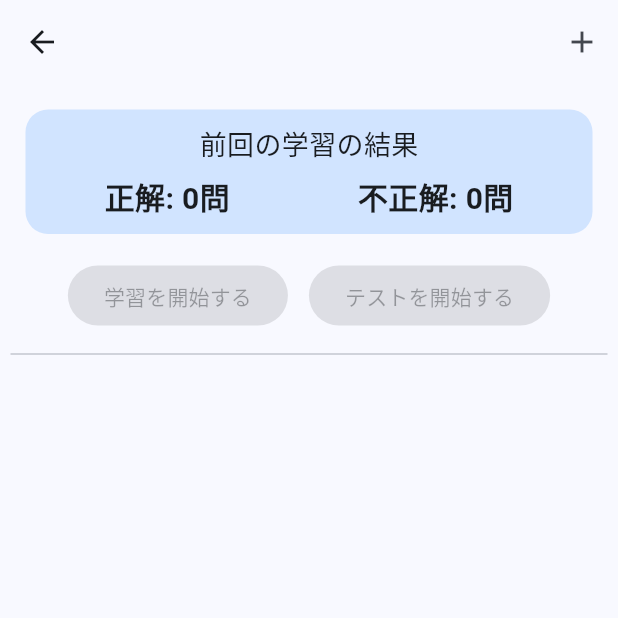
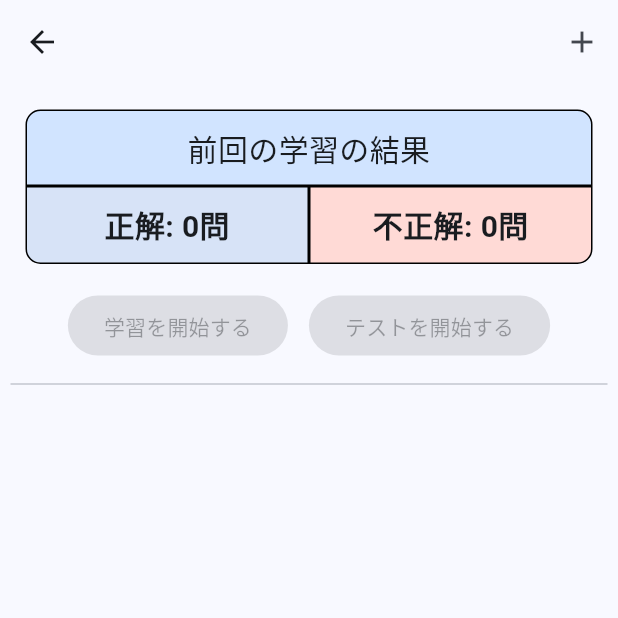
Before and after one commit to CoreNion/Leasy, a Flutter app: the SectionPage screen opened directly with empty values, on a phone screen of 412 x 824 dp, the top half of it. Run offline on Flutter 3.47's test engine with Material 2 defaults, Android fonts, the phone set to English and light mode, and no system bars; drawn by our look-alikes of dynamic_color; our stand-ins replace hooks_riverpod, modal_bottom_sheet, sqflite, sqflite_common_ffi; missing offline and left inert: flutter_picker, responsive_grid_list, status_alert; accounts and stored records are empty.

Commit message:
[section] スコアボードを実装

```diff
--- a/lib/pages/subject/section/overview.dart
+++ b/lib/pages/subject/section/overview.dart
@@ -20,6 +20,14 @@ class _SectionPageState extends ConsumerState<SectionPage> {
   final List<String> _questionListStr = <String>[];
   late List<MiQuestion> miQuestions;
   late Section section;
+
+  static const boardRadius = Radius.circular(10);
+  static const boardPadding = EdgeInsets.all(10.0);
+
+  static const scoreTextStyle = TextStyle(
+    fontSize: 20,
+    fontWeight: FontWeight.bold,
+  );
 
   @override
   void initState() {
@@ -66,17 +74,25 @@ class _SectionPageState extends ConsumerState<SectionPage> {
 
   @override
   Widget build(BuildContext context) {
+    final secInfo = widget.sectionInfo;
+
+    final colorScheme = Theme.of(context).colorScheme;
+    final isDarkMode = colorScheme.brightness == Brightness.dark;
+
+    final boardBorder =
+        Border.all(color: isDarkMode ? Colors.white : Colors.black);
+
     return Scaffold(
         appBar: AppBar(
-          title: Text(widget.sectionInfo.title),
+          title: Text(secInfo.title),
           actions: <Widget>[
             IconButton(
                 onPressed: ((() {
                   showBarModalBottomSheet(
                       context: context,
                       shape: shape,
-                      builder: (builder) => SectionManagePage(
-                          sectionID: widget.sectionInfo.tableID)).then(
+                      builder: (builder) =>
+                          SectionManagePage(sectionID: secInfo.tableID)).then(
                     (value) => updateList(value),
                   );
                 })),
@@ -88,40 +104,63 @@ class _SectionPageState extends ConsumerState<SectionPage> {
           child: SingleChildScrollView(
               child: Column(
             children: <Widget>[
-              Container(
-                margin: const EdgeInsets.all(10.0),
-                padding: const EdgeInsets.all(10.0),
-                decoration: BoxDecoration(
-                    color: Theme.of(context).colorScheme.primaryContainer,
-                    borderRadius: BorderRadius.circular(15)),
-                child: Column(
+              Column(
                 mainAxisAlignment: MainAxisAlignment.start,
                 crossAxisAlignment: CrossAxisAlignment.center,
                 children: <Widget>[
                   Container(
-                      margin: const EdgeInsets.only(bottom: 7.0),
+                    margin: const EdgeInsets.only(top: 10, left: 10, right: 10),
+                    padding: boardPadding,
+                    width: double.infinity,
+                    decoration: BoxDecoration(
+                        color: colorScheme.primaryContainer,
+                        border: boardBorder,
+                        borderRadius: const BorderRadius.only(
+                            topLeft: boardRadius, topRight: boardRadius)),
                     child: Text(
-                        "前回の${widget.sectionInfo.latestStudyMode == "test" ? "テスト" : "学習"}の結果",
-                        style: const TextStyle(fontSize: 18),
+                      "前回の${secInfo.latestStudyMode == "test" ? "テスト" : "学習"}の結果",
+                      style: const TextStyle(fontSize: 20),
+                      textAlign: TextAlign.center,
                     ),
                   ),
                   Row(
                     mainAxisAlignment: MainAxisAlignment.spaceAround,
                     children: <Widget>[
-                        Text(
-                          "正解: ${widget.sectionInfo.latestCorrect}問",
-                          style: const TextStyle(
-                              fontSize: 20, fontWeight: FontWeight.bold),
+                      Expanded(
+                          child: Container(
+                        margin: const EdgeInsets.only(bottom: 10, left: 10),
+                        padding: boardPadding,
+                        decoration: BoxDecoration(
+                          color: colorScheme.secondaryContainer,
+                          border: boardBorder,
+                          borderRadius:
+                              const BorderRadius.only(bottomLeft: boardRadius),
                         ),
-                        Text(
-                          "不正解: ${widget.sectionInfo.latestIncorrect}問",
-                          style: const TextStyle(
-                              fontSize: 20, fontWeight: FontWeight.bold),
+                        child: Text(
+                          "正解: ${secInfo.latestCorrect}問",
+                          style: scoreTextStyle,
+                          textAlign: TextAlign.center,
                         ),
+                      )),
+                      Expanded(
+                          child: Container(
+                        margin: const EdgeInsets.only(bottom: 10, right: 10),
+                        padding: boardPadding,
+                        decoration: BoxDecoration(
+                          color: colorScheme.errorContainer,
+                          border: boardBorder,
+                          borderRadius:
+                              const BorderRadius.only(bottomRight: boardRadius),
+                        ),
+                        child: Text(
+                          "不正解: ${secInfo.latestIncorrect}問",
+                          style: scoreTextStyle,
+                          textAlign: TextAlign.center,
+                        ),
+                      )),
                     ],
                   )
                 ],
-                ),
               ),
               Row(
                 mainAxisAlignment: MainAxisAlignment.center,
@@ -133,8 +172,8 @@ class _SectionPageState extends ConsumerState<SectionPage> {
                             ? () =>
                                 Navigator.of(context).push(MaterialPageRoute(
                                   builder: (context) => SectionStudyPage(
-                                    sectionID: widget.sectionInfo.tableID,
-                                    sectionTitle: widget.sectionInfo.title,
+                                    sectionID: secInfo.tableID,
+                                    sectionTitle: secInfo.title,
                                     miQuestions: miQuestions,
                                     testMode: false,
                                   ),
@@ -149,8 +188,8 @@ class _SectionPageState extends ConsumerState<SectionPage> {
                               ? () =>
                                   Navigator.of(context).push(MaterialPageRoute(
                                     builder: (context) => SectionStudyPage(
-                                      sectionID: widget.sectionInfo.tableID,
-                                      sectionTitle: widget.sectionInfo.title,
+                                      sectionID: secInfo.tableID,
+                                      sectionTitle: secInfo.title,
                                       miQuestions: miQuestions,
                                       testMode: true,
                                     ),
@@ -169,8 +208,7 @@ class _SectionPageState extends ConsumerState<SectionPage> {
                         key: Key(_questionListStr[index]),
                         onDismissed: (direction) async {
                           await DataBaseHelper.removeQuestion(
-                              widget.sectionInfo.tableID,
-                              _questionListID[index]);
+                              secInfo.tableID, _questionListID[index]);
 
                           _questionListID.removeAt(index);
                           setState(() {
@@ -222,14 +260,13 @@ class _SectionPageState extends ConsumerState<SectionPage> {
                             onTap: ((() async {
                               final question =
                                   await DataBaseHelper.getMiQuestion(
-                                      widget.sectionInfo.tableID,
-                                      _questionListID[index]);
+                                      secInfo.tableID, _questionListID[index]);
 
                               final res = await showBarModalBottomSheet(
                                   context: context,
                                   shape: shape,
                                   builder: (builder) => SectionManagePage(
-                                        sectionID: widget.sectionInfo.tableID,
+                                        sectionID: secInfo.tableID,
                                         miQuestion: question,
                                       ));
                               updateList(res);
```
Lines whose indentation alone changed are shown as unchanged.
